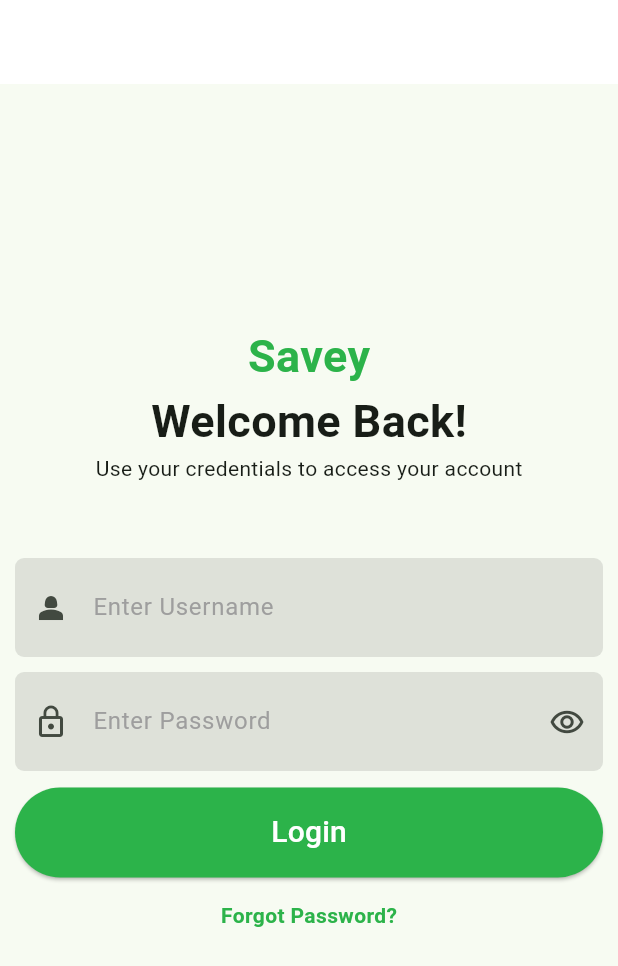
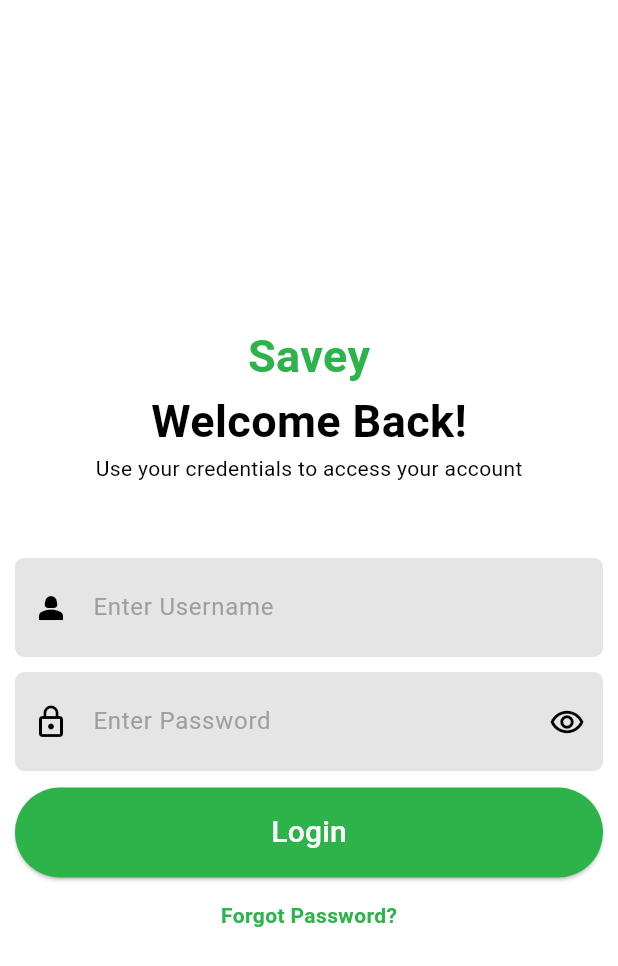
Before and after one commit to Vesen-computing/duka, a Flutter app: the screen it shows after launch, on a phone screen of 412 x 824 dp. Shown: the top 966 px of the screen. Run offline on Flutter 3.47's test engine with Material 2 defaults, Android fonts, the light colour scheme and no system bars; Roboto replaces fonts that are missing (Ubuntu).

Commit message:
fix: themeData

```diff
--- a/lib/constants/theme.dart
+++ b/lib/constants/theme.dart
@@ -1,10 +1,17 @@
 import 'package:flutter/material.dart';
 
-final Map<String, Color> colors = {
-  // 'primary': const Color.fromRGBO(28, 107, 164, 1),
-  'primary': const Color(0xff2cb34a),
-  // 'secondary': const Color.fromRGBO(28, 107, 164, 1),
-  // 'secondary2': const Color.fromRGBO(28, 107, 164, 1),
-  // 'secondary3': const Color.fromRGBO(28, 107, 164, 1),
-  'white': const Color.fromRGBO(255, 255, 255, 1)
-};
+const primaryColor = Color(0xff2cb34a);
+const whiteColor = Color.fromRGBO(255, 255, 255, 1);
+
+const primaryMaterialColor = MaterialColor(0xFF2CB34A, {
+  50: Color(0xFFE2F7E5),
+  100: Color(0xFFB6E7B6),
+  200: Color(0xFF8ED68E),
+  300: Color(0xFF65C765),
+  400: Color(0xFF43B543),
+  500: Color(0xFF2CB34A),
+  600: Color(0xFF28AD45),
+  700: Color(0xFF22A43F),
+  800: Color(0xFF1C9A39),
+  900: Color(0xFF14912F),
+});
--- a/lib/main.dart
+++ b/lib/main.dart
@@ -8,7 +8,7 @@
 }
 
 class MyApp extends StatelessWidget {
-  const MyApp({super.key});
+  const MyApp({Key? key}) : super(key: key);
 
   @override
   Widget build(BuildContext context) {
@@ -18,8 +18,17 @@
       onGenerateRoute: route.controller,
       initialRoute: route.login,
       theme: ThemeData(
-        colorScheme:
-            ColorScheme.fromSeed(seedColor: colors['primary'] as Color),
+        colorScheme: ColorScheme.fromSwatch(
+          primarySwatch: primaryMaterialColor,
+        ),
+        textTheme: const TextTheme(
+          bodyLarge: TextStyle(
+            color: Colors.black,
+          ), // Customize the default text color here
+          // You can customize other text styles like headline1, subtitle1, etc.
+        ),
+        iconTheme: const IconThemeData(
+            color: primaryColor), // Customize the default icon color here
         useMaterial3: true,
       ),
     );
--- a/lib/presentations/screens/auth/login_screen.dart
+++ b/lib/presentations/screens/auth/login_screen.dart
@@ -13,31 +13,20 @@
     return Scaffold(
       appBar: AppBar(
         elevation: 0,
-        backgroundColor: colors['white'],
+        backgroundColor: whiteColor,
         centerTitle: true,
       ),
       body: SingleChildScrollView(
-        child: SizedBox(
+        child: Container(
+          color: whiteColor,
           height: MediaQuery.of(context).size.height,
           child: Column(
             mainAxisAlignment: MainAxisAlignment.center,
             children: [
-              // Stack(
-              //   alignment: AlignmentDirectional.center,
-              //   children: [
-              //     Icon(Icons.shield_outlined,
-              //         size: 130, color: colors['primary']),
-              //     Icon(
-              //       Icons.lock_outline_sharp,
-              //       size: 40,
-              //       color: colors['primary'],
-              //     ),
-              //   ],
-              // ),
               const SizedBox(
                 height: 30,
               ),
-              Column(
+              const Column(
                 children: [
                   Text(
                     'Savey',
@@ -45,9 +34,9 @@
                         fontFamily: 'Ubuntu',
                         fontSize: 30,
                         fontWeight: FontWeight.bold,
-                        color: colors["primary"] as Color),
+                        color: primaryColor),
                   ),
-                  const Text(
+                  Text(
                     'Welcome Back!',
                     style: TextStyle(
                       fontFamily: 'Ubuntu',
@@ -55,7 +44,7 @@
                       fontWeight: FontWeight.bold,
                     ),
                   ),
-                  const Text(
+                  Text(
                     'Use your credentials to access your account',
                     style: TextStyle(
                       fontFamily: 'Ubuntu',
@@ -104,17 +93,17 @@
                       margin: const EdgeInsets.only(top: 1),
                       child: ElevatedButton(
                         style: ElevatedButton.styleFrom(
-                          backgroundColor: colors["primary"],
+                          backgroundColor: primaryColor,
                         ),
                         onPressed: () {
                           Navigator.pushNamed(context, route.dashboard);
                         },
-                        child: Text(
+                        child: const Text(
                           'Login',
                           style: TextStyle(
                             fontFamily: 'Ubuntu',
                             fontSize: 20,
-                            color: colors['white'] as Color,
+                            color: whiteColor as Color,
                           ),
                         ),
                       ),
@@ -123,13 +112,13 @@
                       onTap: () {},
                       child: Container(
                         margin: const EdgeInsets.only(top: 15),
-                        child: Text(
+                        child: const Text(
                           'Forgot Password?',
                           style: TextStyle(
                             fontFamily: 'Ubuntu',
                             fontWeight: FontWeight.bold,
                             textBaseline: TextBaseline.alphabetic,
-                            color: colors['primary'],
+                            color: primaryColor,
                           ),
                         ),
                       ),
```
